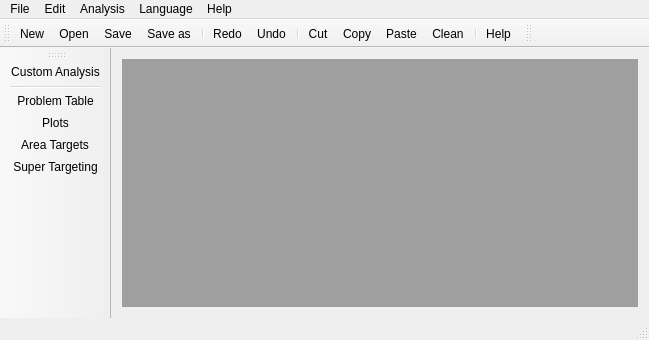
Above: ventanaprincipal.ui from Gahemo0306/SHEN_ACTUALIZADO before the change. Below: the same form after it.
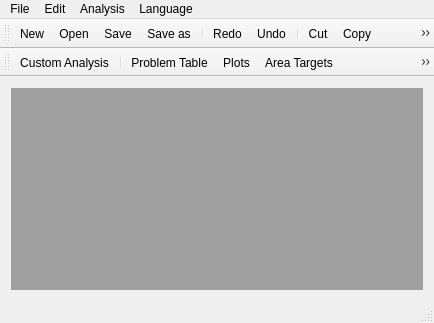
That is the form after the change. Icons and pictures are not drawn.

Diff of the .ui file:
```diff
--- a/ventanaprincipal.ui
+++ b/ventanaprincipal.ui
@@ -6,8 +6,8 @@
    <rect>
     <x>0</x>
     <y>0</y>
-    <width>649</width>
-    <height>340</height>
+    <width>434</width>
+    <height>323</height>
    </rect>
   </property>
   <property name="sizePolicy">
@@ -52,7 +52,7 @@
     <rect>
      <x>0</x>
      <y>0</y>
-     <width>649</width>
+     <width>434</width>
      <height>21</height>
     </rect>
    </property>
@@ -89,15 +89,6 @@
      <string>Language</string>
     </property>
    </widget>
-   <widget class="QMenu" name="menuHelp">
-    <property name="title">
-     <string>Help</string>
-    </property>
-    <addaction name="actionHelp_Topics"/>
-    <addaction name="separator"/>
-    <addaction name="actionContact"/>
-    <addaction name="actionAbour_SHEN"/>
-   </widget>
    <widget class="QMenu" name="menuEdit">
     <property name="title">
      <string>Edit</string>
@@ -117,7 +108,6 @@
    <addaction name="menuEdit"/>
    <addaction name="menuPlots"/>
    <addaction name="menuLanguage"/>
-   <addaction name="menuHelp"/>
   </widget>
   <widget class="QToolBar" name="mainToolBar">
    <attribute name="toolBarArea">
@@ -147,10 +137,10 @@
     <string>toolBar</string>
    </property>
    <attribute name="toolBarArea">
-    <enum>LeftToolBarArea</enum>
+    <enum>TopToolBarArea</enum>
    </attribute>
    <attribute name="toolBarBreak">
-    <bool>false</bool>
+    <bool>true</bool>
    </attribute>
    <addaction name="actionCustom_Analysis"/>
    <addaction name="separator"/>
@@ -158,17 +148,9 @@
    <addaction name="actionPlots"/>
    <addaction name="actionArea_Targets"/>
    <addaction name="actionSuper_Targeting"/>
-  </widget>
-  <widget class="QToolBar" name="toolBar_2">
-   <property name="windowTitle">
-    <string>toolBar_2</string>
-   </property>
-   <attribute name="toolBarArea">
-    <enum>TopToolBarArea</enum>
-   </attribute>
-   <attribute name="toolBarBreak">
-    <bool>false</bool>
-   </attribute>
+   <addaction name="actionNetwork_Design"/>
+   <addaction name="separator"/>
+   <addaction name="actionSummary"/>
   </widget>
   <action name="actionNew">
    <property name="icon">
```
Left out of the diff: 37 changed lines with no effect on the pictures.
